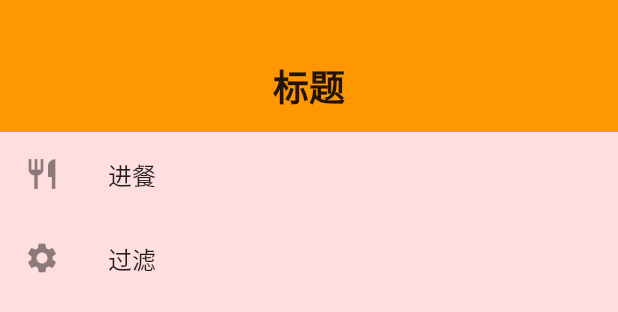
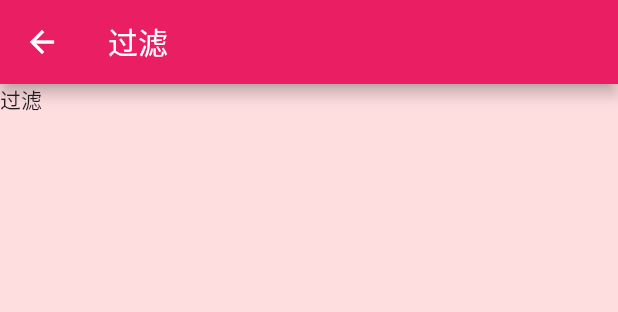
Before and after one commit to CoderDoraemon/deliciousfood, a Flutter app: the LDHomeDrawer widget shown alone on an empty page, opened directly, after a tap on "过滤", on a phone screen of 412 x 824 dp. Shown: the top 312 px of the screen. Run offline on Flutter 3.47's test engine with Material 2 defaults, Android fonts, the phone set to English and light mode, and no system bars; our stand-ins replace dio, stack_trace; network calls fail.

Commit message:
侧滑筛选

```diff
--- a/lib/core/router/router.dart
+++ b/lib/core/router/router.dart
@@ -2,6 +2,7 @@
 
 import 'package:deliciousfood/ui/pages/detail/detail.dart';
 import 'package:deliciousfood/ui/pages/favor/favor.dart';
+import 'package:deliciousfood/ui/pages/filter/filter.dart';
 import 'package:deliciousfood/ui/pages/home/home.dart';
 import 'package:deliciousfood/ui/pages/main/main.dart';
 import 'package:deliciousfood/ui/pages/meal/meal.dart';
@@ -16,6 +17,7 @@ class LDRouter {
     LDFavorScreen.routeName: (ctx) => LDFavorScreen(),
     LDMealScreen.routeName: (ctx) => LDMealScreen(),
     LDDetailScreen.routeName: (ctx) => LDDetailScreen(),
+    LDFilterScreen.routeName: (ctx) => LDFilterScreen(),
   };
 
   // 2、入口路由
--- /dev/null
+++ b/lib/ui/pages/filter/filter.dart
@@ -0,0 +1,18 @@
+import 'package:flutter/material.dart';
+
+import 'package:deliciousfood/ui/pages/filter/filter_content.dart';
+
+class LDFilterScreen extends StatelessWidget {
+
+  static const String routeName = "/filter";
+
+  @override
+  Widget build(BuildContext context) {
+    return Scaffold(
+      appBar: AppBar(
+        title: Text("过滤"),
+      ),
+      body: LDFilterContent(),
+    );
+  }
+}
--- /dev/null
+++ b/lib/ui/pages/filter/filter_content.dart
@@ -0,0 +1,17 @@
+import 'package:deliciousfood/ui/widgets/meal_item.dart';
+import 'package:flutter/material.dart';
+import 'package:provider/provider.dart';
+import 'package:collection/collection.dart';
+
+import 'package:deliciousfood/core/model/category_model.dart';
+import 'package:deliciousfood/core/model/meal_model.dart';
+import 'package:deliciousfood/core/viewmodel/meal_view_model.dart';
+
+class LDFilterContent extends StatelessWidget {
+  @override
+  Widget build(BuildContext context) {
+    return Container(
+      child: Text("过滤"),
+    );
+  }
+}
--- a/lib/ui/pages/home/home_drawer.dart
+++ b/lib/ui/pages/home/home_drawer.dart
@@ -1,3 +1,4 @@
+import 'package:deliciousfood/ui/pages/filter/filter.dart';
 import 'package:flutter/material.dart';
 import 'package:deliciousfood/core/extension/int_extentsion.dart';
 
@@ -14,7 +15,8 @@ class LDHomeDrawer extends StatelessWidget {
 
             }),
             buildContent(Icon(Icons.settings), "过滤", () {
-
+              print("=====");
+              Navigator.of(context).pushNamed(LDFilterScreen.routeName);
             }),
           ],
         ),
```
